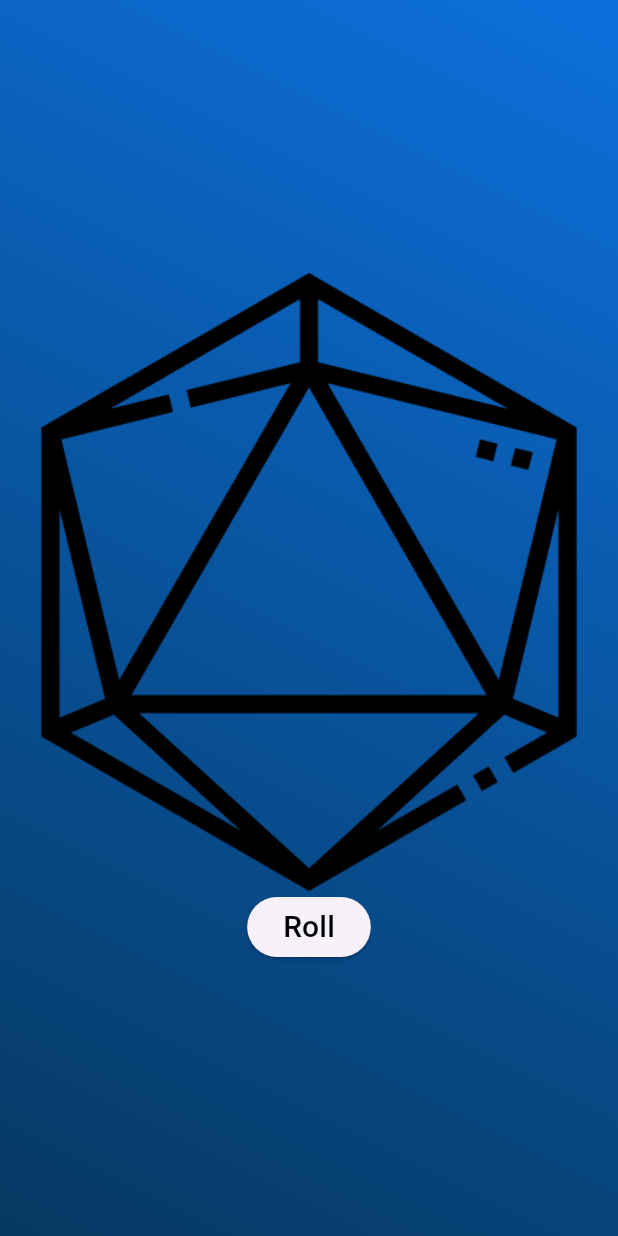
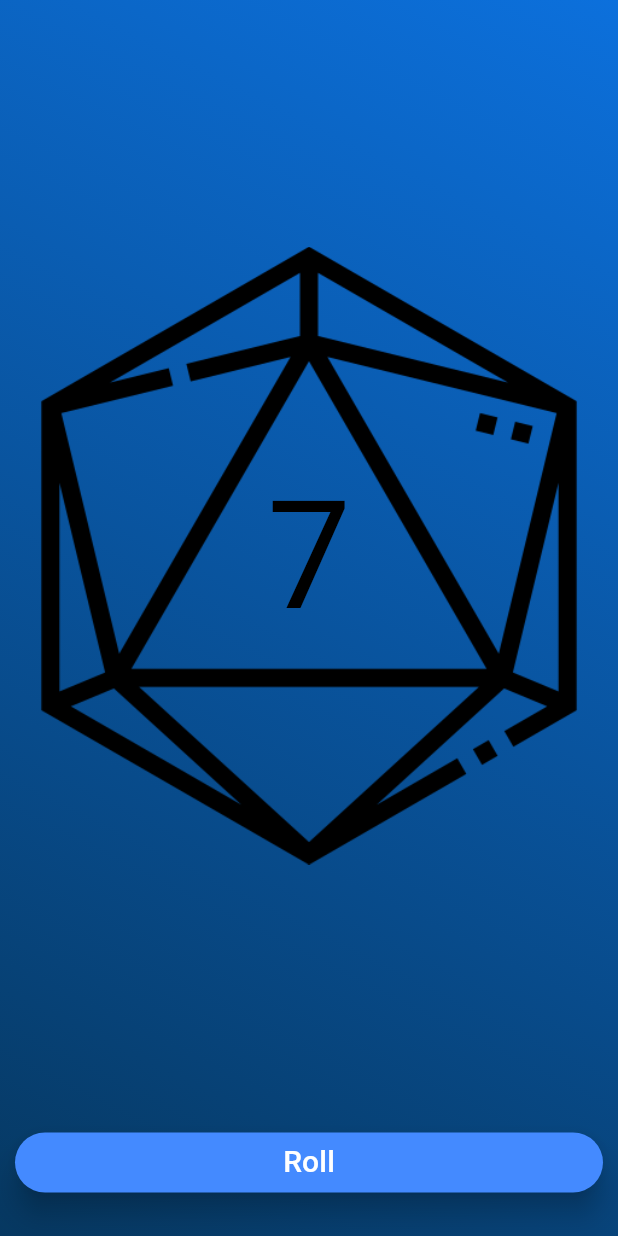
Before and after one commit to SKesek/SimpleDice, a Flutter app: the ManywallNumerScreen screen opened directly, after a tap on "Dalej", on a phone screen of 412 x 824 dp. Run offline on Flutter 3.47's test engine with Material 2 defaults, Android fonts, the phone set to English and light mode, and no system bars.

Commit message:
Działający ekran z wielościenną kostką

```diff
--- a/lib/screens/home_page_screen.dart
+++ b/lib/screens/home_page_screen.dart
@@ -31,27 +31,27 @@ class HomePage extends StatelessWidget {
               mainAxisAlignment: MainAxisAlignment.start,
               children: [
                 CustomButton(
-                  title: 'Zwykłe kości',
                   icon: Image.asset(
                     'images/dice_logo.png',
                     scale: 10,
                   ),
+                  title: 'Zwykłe kości',
                   screenName: const NormalDice(),
                 ),
                 CustomButton(
-                  title: 'Wielościenne kości',
                   icon: Image.asset(
                     'images/dice_roll_logo.png',
                     scale: 14,
                   ),
+                  title: 'Wielościenne kości',
                   screenName: const ManywallNumerScreen(),
                 ),
                 CustomButton(
-                  title: 'Kościany poker',
                   icon: Image.asset(
                     'images/dice_logo.png',
                     scale: 10,
                   ),
+                  title: 'Kościany poker',
                   screenName: const NormalDice(),
                 ),
               ],
--- a/lib/screens/manywall_numer_screen.dart
+++ b/lib/screens/manywall_numer_screen.dart
@@ -1,6 +1,7 @@
 import 'package:dice_pro/const.dart';
 import 'package:dice_pro/screens/manywall_screen.dart';
 import 'package:flutter/material.dart';
+import 'package:dice_pro/styles/custon_button.dart';
 
 class ManywallNumerScreen extends StatefulWidget {
   const ManywallNumerScreen({super.key});
@@ -55,19 +56,20 @@ class _ManywallNumerScreenState extends State<ManywallNumerScreen> {
                         onPressed: decrementNumber,
                         child: const Icon(Icons.arrow_drop_down)),
                   ]),
+                  const SizedBox(
+                    height: 50,
+                  ),
                   Column(children: [
-                    ElevatedButton(
-                        onPressed: () {
-                          Navigator.push(
-                              context,
-                              MaterialPageRoute(
-                                  builder: (context) =>
-                                      const ManywallScreen()));
-                        },
-                        child: const Text(
-                          'Dalej',
-                          style: TextStyle(fontSize: 20, color: Colors.black),
-                        )),
+                    CustomButton(
+                      title: 'Dalej',
+                      screenName: ManywallScreen(
+                        numberWall: numberWall,
+                      ),
+                      icon: Image.asset(
+                        'images/empty.png',
+                        scale: 15,
+                      ),
+                    ),
                   ])
                 ],
               ),
--- a/lib/screens/manywall_screen.dart
+++ b/lib/screens/manywall_screen.dart
@@ -1,14 +1,30 @@
 import 'package:dice_pro/const.dart';
 import 'package:flutter/material.dart';
+import 'dart:math';
 
 class ManywallScreen extends StatefulWidget {
-  const ManywallScreen({super.key});
+  const ManywallScreen({super.key, required this.numberWall});
+
+  final int numberWall;
 
   @override
-  State<ManywallScreen> createState() => _MyWidgetState();
+  State<ManywallScreen> createState() => _ManywallScreentState();
 }
 
-class _MyWidgetState extends State<ManywallScreen> {
+class _ManywallScreentState extends State<ManywallScreen> {
+  late int number;
+  @override
+  void initState() {
+    super.initState();
+    number = widget.numberWall;
+  }
+
+  void rollDice() {
+    setState(() {
+      number = Random().nextInt(widget.numberWall) + 1;
+    });
+  }
+
   @override
   Widget build(BuildContext context) {
     return Scaffold(
@@ -18,13 +34,43 @@ class _MyWidgetState extends State<ManywallScreen> {
           child: Column(
             mainAxisAlignment: MainAxisAlignment.center,
             children: [
-              Image.asset('images/empty_dice.png'),
-              ElevatedButton(
-                  onPressed: () {},
-                  child: const Text(
-                    'Roll',
-                    style: TextStyle(color: Colors.black, fontSize: 20),
-                  ))
+              Expanded(
+                child: Stack(
+                  alignment: Alignment.center,
+                  children: [
+                    Image.asset('images/empty_dice.png'),
+                    Text(
+                      number.toString(),
+                      style:
+                          const TextStyle(color: Colors.black, fontSize: 100),
+                    )
+                  ],
+                ),
+              ),
+              Padding(
+                padding: const EdgeInsets.only(bottom: 15),
+                child: Padding(
+                  padding: const EdgeInsets.all(10.0),
+                  child: SizedBox(
+                    width: double.infinity,
+                    child: Expanded(
+                      child: ElevatedButton(
+                          style: ElevatedButton.styleFrom(
+                              elevation: 8, backgroundColor: Colors.blueAccent),
+                          onPressed: () {
+                            rollDice();
+                          },
+                          child: const Text(
+                            'Roll',
+                            style: TextStyle(
+                              color: Colors.white,
+                              fontSize: 20,
+                            ),
+                          )),
+                    ),
+                  ),
+                ),
+              )
             ],
           ),
         ),
--- a/lib/styles/custon_button.dart
+++ b/lib/styles/custon_button.dart
@@ -3,8 +3,8 @@ import 'package:flutter/material.dart';
 class CustomButton extends StatelessWidget {
   const CustomButton({
     super.key,
+    required this.icon,
     required this.title,
-    required this.icon,
     required this.screenName,
   });
   final String title;
@@ -17,8 +17,7 @@ class CustomButton extends StatelessWidget {
       padding: const EdgeInsets.all(10),
       child: TextButton.icon(
         style: TextButton.styleFrom(
-          backgroundColor: Colors.blueAccent,
-        ),
+            backgroundColor: Colors.blueAccent, elevation: 8),
         label: Row(
           mainAxisAlignment: MainAxisAlignment.center,
           children: [
@@ -28,11 +27,11 @@ class CustomButton extends StatelessWidget {
             ),
           ],
         ),
-        icon: icon,
         onPressed: () {
           Navigator.push(
               context, MaterialPageRoute(builder: (context) => screenName));
         },
+        icon: icon,
       ),
     );
   }
```
